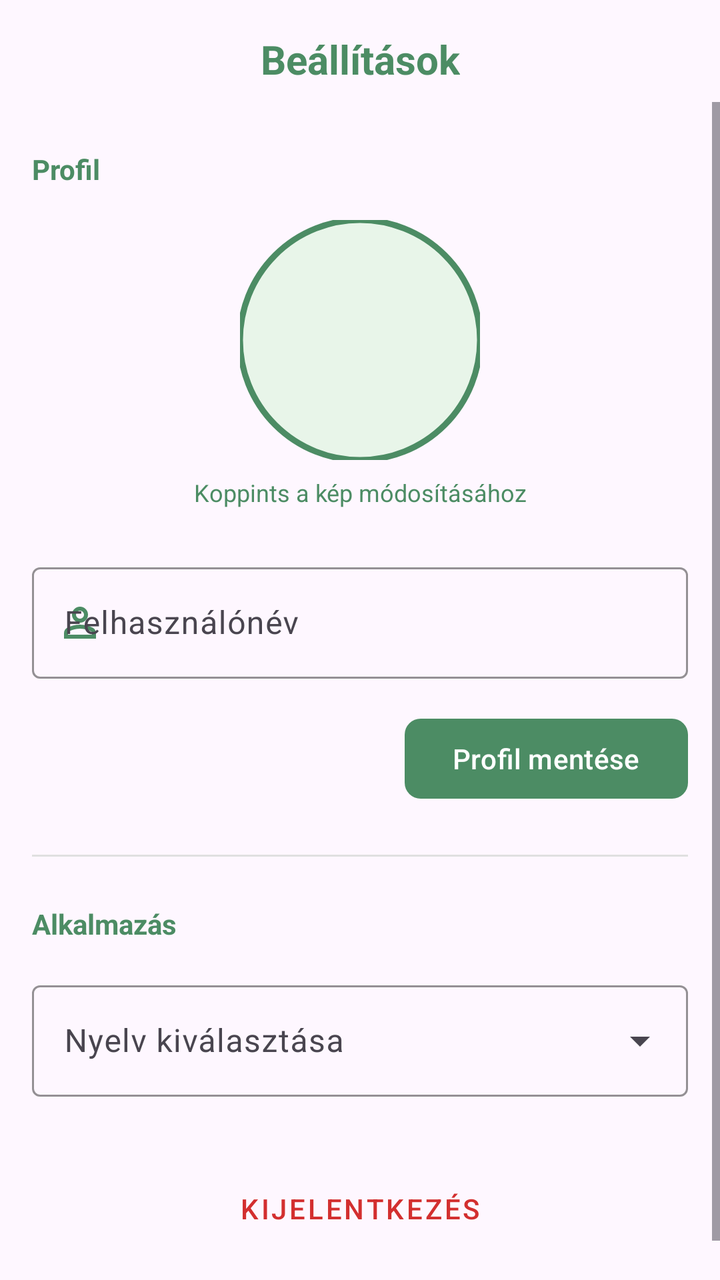
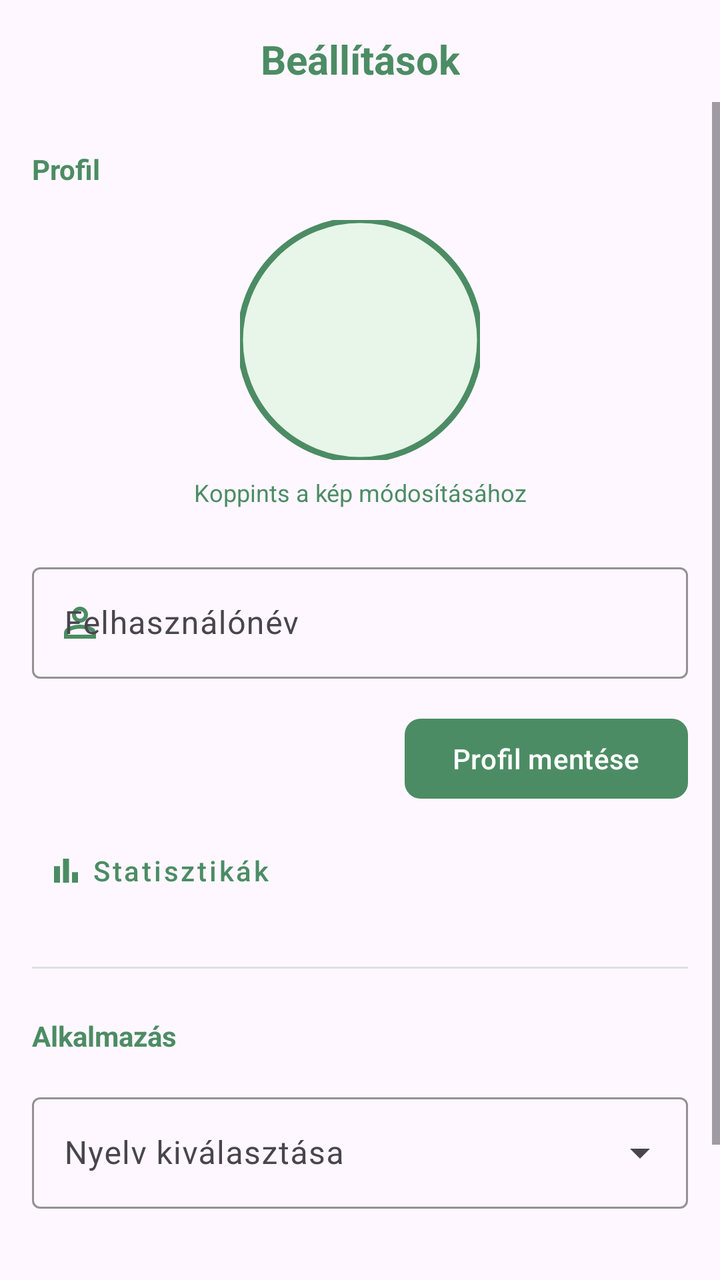

Compare the two renders of this Android layout. The source of the first and the diff that turns it into the second are given below.
<!-- AndroidManifest.xml: application theme Theme.MyGameVault -->
<!-- res/layout/fragment_settings.xml -->
<?xml version="1.0" encoding="utf-8"?>
<androidx.constraintlayout.widget.ConstraintLayout
    android:id="@+id/clSettingsMain"
    xmlns:android="http://schemas.android.com/apk/res/android"
    xmlns:app="http://schemas.android.com/apk/res-auto"
    xmlns:tools="http://schemas.android.com/tools"
    android:layout_width="match_parent"
    android:layout_height="match_parent"
    android:background="?android:attr/windowBackground"
    tools:context=".fragments.SettingsFragment">

    <TextView
        android:id="@+id/tvHeaderSettings"
        android:layout_width="wrap_content"
        android:layout_height="wrap_content"
        android:text="@string/settings"
        android:textStyle="bold"
        android:textSize="20sp"
        android:textColor="@color/green"
        android:layout_marginTop="16dp"
        app:layout_constraintEnd_toEndOf="parent"
        app:layout_constraintStart_toStartOf="parent"
        app:layout_constraintTop_toTopOf="parent" />

    <ScrollView
        android:id="@+id/svSettings"
        android:layout_width="match_parent"
        android:layout_height="0dp"
        android:fillViewport="true"
        android:layout_marginTop="8dp"
        app:layout_constraintTop_toBottomOf="@+id/tvHeaderSettings"
        app:layout_constraintBottom_toBottomOf="parent"
        app:layout_constraintStart_toStartOf="parent"
        app:layout_constraintEnd_toEndOf="parent">

        <androidx.constraintlayout.widget.ConstraintLayout
            android:id="@+id/clSettingsContent"
            android:layout_width="match_parent"
            android:layout_height="wrap_content"
            android:padding="16dp">

            <TextView
                android:id="@+id/tvProfileSectionLabelSettings"
                android:layout_width="wrap_content"
                android:layout_height="wrap_content"
                android:layout_marginTop="8dp"
                android:text="@string/profile_section_label"
                android:textColor="@color/green"
                android:textSize="14sp"
                android:textStyle="bold"
                app:layout_constraintStart_toStartOf="parent"
                app:layout_constraintTop_toTopOf="parent" />

            <com.google.android.material.imageview.ShapeableImageView
                android:id="@+id/ivProfilePictureSettings"
                android:layout_width="120dp"
                android:layout_height="120dp"
                android:layout_marginTop="16dp"
                android:scaleType="centerCrop"
                android:background="@color/light_green"
                app:shapeAppearanceOverlay="@style/ShapeAppearance.Material3.Corner.Full"
                app:strokeWidth="3dp"
                app:strokeColor="@color/green"
                app:layout_constraintEnd_toEndOf="parent"
                app:layout_constraintStart_toStartOf="parent"
                app:layout_constraintTop_toBottomOf="@+id/tvProfileSectionLabelSettings" />

            <TextView
                android:id="@+id/tvChangePictureHintSettings"
                android:layout_width="wrap_content"
                android:layout_height="wrap_content"
                android:layout_marginTop="8dp"
                android:text="@string/change_picture_hint"
                android:textSize="12sp"
                android:textColor="@color/green"
                app:layout_constraintEnd_toEndOf="parent"
                app:layout_constraintStart_toStartOf="parent"
                app:layout_constraintTop_toBottomOf="@+id/ivProfilePictureSettings" />

            <com.google.android.material.textfield.TextInputLayout
                android:id="@+id/tilUsernameSettings"
                style="@style/Widget.Material3.TextInputLayout.OutlinedBox"
                android:layout_width="match_parent"
                android:layout_height="wrap_content"
                android:layout_marginTop="24dp"
                android:hint="@string/username_hint"
                app:startIconDrawable="@drawable/ic_person"
                app:startIconTint="@color/green"
                app:boxStrokeColor="@color/green"
                app:hintTextColor="@color/green"
                app:layout_constraintTop_toBottomOf="@+id/tvChangePictureHintSettings">

                <com.google.android.material.textfield.TextInputEditText
                    android:id="@+id/etUsernameSettings"
                    android:layout_width="match_parent"
                    android:layout_height="wrap_content"
                    android:inputType="textPersonName"
                    android:maxLines="1" />
            </com.google.android.material.textfield.TextInputLayout>

            <com.google.android.material.button.MaterialButton
                android:id="@+id/btnSaveProfileSettings"
                android:layout_width="wrap_content"
                android:layout_height="wrap_content"
                android:layout_marginTop="16dp"
                android:text="@string/save_profile_button"
                app:cornerRadius="8dp"
                app:layout_constraintEnd_toEndOf="parent"
                app:layout_constraintTop_toBottomOf="@+id/tilUsernameSettings" />

            <View
                android:id="@+id/dividerSettings"
                android:layout_width="match_parent"
                android:layout_height="1dp"
                android:layout_marginTop="24dp"
                android:background="#E0E0E0"
                app:layout_constraintTop_toBottomOf="@+id/btnSaveProfileSettings" />

            <TextView
                android:id="@+id/tvAppSectionLabelSettings"
                android:layout_width="wrap_content"
                android:layout_height="wrap_content"
                android:layout_marginTop="24dp"
                android:text="@string/app_section_label"
                android:textColor="@color/green"
                android:textSize="14sp"
                android:textStyle="bold"
                app:layout_constraintStart_toStartOf="parent"
                app:layout_constraintTop_toBottomOf="@+id/dividerSettings" />

            <com.google.android.material.textfield.TextInputLayout
                android:id="@+id/tilLanguageSettings"
                style="@style/Widget.Material3.TextInputLayout.OutlinedBox.ExposedDropdownMenu"
                android:layout_width="match_parent"
                android:layout_height="wrap_content"
                android:layout_marginTop="16dp"
                android:hint="@string/language_select"
                app:startIconTint="@color/green"
                app:boxStrokeColor="@color/green"
                app:hintTextColor="@color/green"
                app:layout_constraintTop_toBottomOf="@+id/tvAppSectionLabelSettings">

                <AutoCompleteTextView
                    android:id="@+id/actvLanguageSettings"
                    android:layout_width="match_parent"
                    android:layout_height="wrap_content"
                    android:inputType="none" />
            </com.google.android.material.textfield.TextInputLayout>

            <com.google.android.material.button.MaterialButton
                android:id="@+id/btnLogoutSettings"
                style="@style/Widget.MaterialComponents.Button.TextButton"
                android:layout_width="match_parent"
                android:layout_height="wrap_content"
                android:layout_marginTop="32dp"
                android:layout_marginBottom="16dp"
                android:text="@string/logout"
                android:textColor="@color/red"
                app:layout_constraintEnd_toEndOf="parent"
                app:layout_constraintStart_toStartOf="parent"
                app:layout_constraintTop_toBottomOf="@+id/tilLanguageSettings"
                app:layout_constraintBottom_toBottomOf="parent" />

        </androidx.constraintlayout.widget.ConstraintLayout>
    </ScrollView>
</androidx.constraintlayout.widget.ConstraintLayout>
<!-- resources referenced by this layout -->
<resources>
  <color name="green">#4C8C64</color>
  <color name="light_green">#E8F5E9</color>
  <color name="red">#D32F2F</color>
  <!-- drawable ic_person (drawable) -->
  <vector xmlns:android="http://schemas.android.com/apk/res/android" android:height="24dp" android:tint="#000000" android:viewportHeight="960" android:viewportWidth="960" android:width="24dp">
        
      <path android:fillColor="@android:color/white" android:pathData="M367,433Q320,386 320,320Q320,254 367,207Q414,160 480,160Q546,160 593,207Q640,254 640,320Q640,386 593,433Q546,480 480,480Q414,480 367,433ZM160,800L160,688Q160,654 177.5,625.5Q195,597 224,582Q286,551 350,535.5Q414,520 480,520Q546,520 610,535.5Q674,551 736,582Q765,597 782.5,625.5Q800,654 800,688L800,800L160,800ZM240,720L720,720L720,688Q720,677 714.5,668Q709,659 700,654Q646,627 591,613.5Q536,600 480,600Q424,600 369,613.5Q314,627 260,654Q251,659 245.5,668Q240,677 240,688L240,720ZM536.5,376.5Q560,353 560,320Q560,287 536.5,263.5Q513,240 480,240Q447,240 423.5,263.5Q400,287 400,320Q400,353 423.5,376.5Q447,400 480,400Q513,400 536.5,376.5ZM480,320Q480,320 480,320Q480,320 480,320Q480,320 480,320Q480,320 480,320Q480,320 480,320Q480,320 480,320Q480,320 480,320Q480,320 480,320ZM480,720L480,720Q480,720 480,720Q480,720 480,720Q480,720 480,720Q480,720 480,720Q480,720 480,720Q480,720 480,720Q480,720 480,720Q480,720 480,720L480,720Z"/>
      
  </vector>
  <string name="app_section_label">Alkalmazás</string>
  <string name="change_picture_hint">Koppints a kép módosításához</string>
  <string name="language_select">Nyelv kiválasztása</string>
  <string name="logout">Kijelentkezés</string>
  <string name="profile_section_label">Profil</string>
  <string name="save_profile_button">Profil mentése</string>
  <string name="settings">Beállítások</string>
  <string name="username_hint">Felhasználónév</string>
  <style name="Theme.MyGameVault" parent="Base.Theme.MyGameVault" />
  <style name="Base.Theme.MyGameVault" parent="Theme.Material3.DayNight.NoActionBar">
          
          
          <item name="colorPrimary">@color/green</item>
      </style>
</resources>

<!-- the commit's change to res/layout/fragment_settings.xml (unified diff, before → after) -->
@@ -108,13 +108,27 @@
                 app:layout_constraintEnd_toEndOf="parent"
                 app:layout_constraintTop_toBottomOf="@+id/tilUsernameSettings" />
 
+            <com.google.android.material.button.MaterialButton
+                android:id="@+id/btnStatisticsSettings"
+                style="@style/Widget.MaterialComponents.Button.TextButton"
+                android:layout_width="wrap_content"
+                android:layout_height="wrap_content"
+                android:layout_marginTop="8dp"
+                android:text="@string/statistics"
+                android:textAllCaps="false"
+                app:icon="@drawable/ic_chart"
+                app:iconTint="@color/green"
+                android:textColor="@color/green"
+                app:layout_constraintStart_toStartOf="parent"
+                app:layout_constraintTop_toBottomOf="@+id/btnSaveProfileSettings" />
+
             <View
                 android:id="@+id/dividerSettings"
                 android:layout_width="match_parent"
                 android:layout_height="1dp"
                 android:layout_marginTop="24dp"
                 android:background="#E0E0E0"
-                app:layout_constraintTop_toBottomOf="@+id/btnSaveProfileSettings" />
+                app:layout_constraintTop_toBottomOf="@+id/btnStatisticsSettings" />
 
             <TextView
                 android:id="@+id/tvAppSectionLabelSettings"
<!-- resource entries referenced after the edit -->
@@ -3,6 +3,16 @@
   <color name="green">#4C8C64</color>
   <color name="light_green">#E8F5E9</color>
   <color name="red">#D32F2F</color>
+  <!-- drawable ic_chart (drawable) -->
+  <vector xmlns:android="http://schemas.android.com/apk/res/android"
+      android:width="24dp"
+      android:height="24dp"
+      android:viewportWidth="960"
+      android:viewportHeight="960">
+    <path
+        android:pathData="M640,800v-280h160v280L640,800ZM400,800v-640h160v640L400,800ZM160,800v-440h160v440L160,800Z"
+        android:fillColor="#000000"/>
+  </vector>
   <!-- drawable ic_person (drawable) -->
   <vector xmlns:android="http://schemas.android.com/apk/res/android" android:height="24dp" android:tint="#000000" android:viewportHeight="960" android:viewportWidth="960" android:width="24dp">
         
@@ -16,6 +26,7 @@
   <string name="profile_section_label">Profil</string>
   <string name="save_profile_button">Profil mentése</string>
   <string name="settings">Beállítások</string>
+  <string name="statistics">Statisztikák</string>
   <string name="username_hint">Felhasználónév</string>
   <style name="Theme.MyGameVault" parent="Base.Theme.MyGameVault" />
   <style name="Base.Theme.MyGameVault" parent="Theme.Material3.DayNight.NoActionBar">
